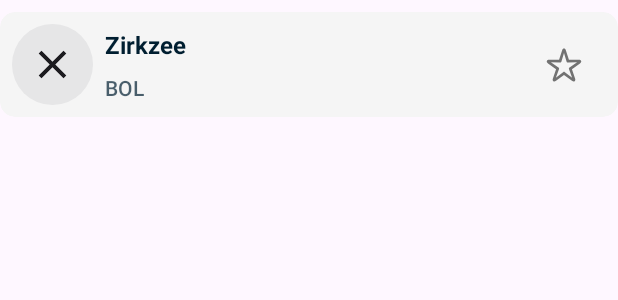
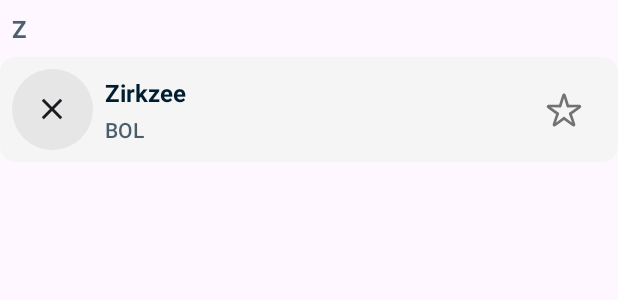
Before and after one commit to GLiccardo/FantacalcioSample, an Android app: the layout item_players_list.xml on its own in the app's theme, with its tools: preview values and no code run, on a phone screen of 412 x 824 dp. Shown: the top 300 px of the screen. Run offline under Robolectric (Android 15) with nearby library versions, the phone set to English and light mode, and no system bars.

Commit message:
[FEAT LIST] Implement ordered list with header

```diff
--- a/app/src/main/java/it/fantacalcio/sample/core/di/AppModule.kt
+++ b/app/src/main/java/it/fantacalcio/sample/core/di/AppModule.kt
@@ -14,7 +14,7 @@ import it.fantacalcio.sample.core.network.retrofit.ApiClient
 import it.fantacalcio.sample.core.network.retrofit.ApiInterface
 import it.fantacalcio.sample.feature_list.data.repository_impl.PlayersRepositoryImpl
 import it.fantacalcio.sample.feature_list.domain.repository.PlayersRepository
-import it.fantacalcio.sample.feature_list.domain.use_case.get_players.GetPlayersUseCase
+import it.fantacalcio.sample.feature_list.domain.use_case.get_players.GetOrderedPlayersUseCase
 import javax.inject.Singleton
 
 @Module
@@ -72,8 +72,8 @@ object AppModule {
 
     @Provides
     @Singleton
-    fun provideGetPlayersUseCase(repository: PlayersRepository): GetPlayersUseCase {
-        return GetPlayersUseCase(repository)
+    fun provideGetPlayersUseCase(repository: PlayersRepository): GetOrderedPlayersUseCase {
+        return GetOrderedPlayersUseCase(repository)
     }
 
 }
--- a/app/src/main/java/it/fantacalcio/sample/feature_list/domain/repository/PlayersRepository.kt
+++ b/app/src/main/java/it/fantacalcio/sample/feature_list/domain/repository/PlayersRepository.kt
@@ -6,6 +6,8 @@ import kotlinx.coroutines.flow.Flow
 
 interface PlayersRepository {
 
-    fun getPlayers(): Flow<ApiResult<List<PlayerModel>>>
+    fun getOrderedPlayers(): Flow<ApiResult<List<PlayerModel>>>
+
+//    fun getSearchedPlayer(playerName: String): Flow<ApiResult<List<PlayerModel>>>
 
 }
--- a/app/src/main/java/it/fantacalcio/sample/feature_list/domain/use_case/get_players/GetPlayersUseCase.kt
+++ b/app/src/main/java/it/fantacalcio/sample/feature_list/domain/use_case/get_players/GetOrderedPlayersUseCase.kt
@@ -6,12 +6,12 @@ import it.fantacalcio.sample.feature_list.domain.repository.PlayersRepository
 import kotlinx.coroutines.flow.Flow
 import javax.inject.Inject
 
-class GetPlayersUseCase @Inject constructor(
+class GetOrderedPlayersUseCase @Inject constructor(
     private val repository: PlayersRepository
 ) {
 
     operator fun invoke(): Flow<ApiResult<List<PlayerModel>>> {
-        return repository.getPlayers()
+        return repository.getOrderedPlayers()
     }
 
 }
--- a/app/src/main/res/layout/item_players_list.xml
+++ b/app/src/main/res/layout/item_players_list.xml
@@ -8,44 +8,71 @@
         android:layout_height="wrap_content"
         android:paddingVertical="8dp">
 
+        <androidx.appcompat.widget.AppCompatTextView
+            android:id="@+id/tv_player_header"
+            android:layout_width="match_parent"
+            android:layout_height="wrap_content"
+            android:layout_marginHorizontal="8dp"
+            android:layout_marginBottom="8dp"
+            android:textAllCaps="true"
+            android:textColor="@color/text_header"
+            android:textSize="@dimen/item_player_name_text_size"
+            android:textStyle="bold"
+            android:visibility="gone"
+            app:layout_constraintBottom_toTopOf="@id/cv_player_container"
+            app:layout_constraintStart_toStartOf="parent"
+            app:layout_constraintTop_toTopOf="parent"
+            tools:text="Z"
+            tools:visibility="visible" />
+
         <androidx.cardview.widget.CardView
+            android:id="@+id/cv_player_container"
             android:layout_width="match_parent"
             android:layout_height="@dimen/item_player_height"
             android:elevation="@dimen/item_player_elevation"
             app:cardBackgroundColor="@color/grey"
             app:cardCornerRadius="@dimen/item_player_corner_radius"
             app:layout_constraintBottom_toBottomOf="parent"
-            app:layout_constraintTop_toTopOf="parent">
+            app:layout_constraintTop_toBottomOf="@id/tv_player_header">
 
             <androidx.constraintlayout.widget.ConstraintLayout
                 android:layout_width="match_parent"
                 android:layout_height="match_parent">
 
-                <androidx.appcompat.widget.AppCompatImageView
-                    android:id="@+id/iv_player_icon"
-                    android:layout_width="wrap_content"
-                    android:layout_height="wrap_content"
+                <FrameLayout
+                    android:id="@+id/fl_player_bg"
+                    android:layout_width="54dp"
+                    android:layout_height="54dp"
                     android:layout_marginStart="8dp"
                     android:background="@drawable/bg_player_list"
                     app:layout_constraintBottom_toBottomOf="parent"
                     app:layout_constraintStart_toStartOf="parent"
-                    app:layout_constraintTop_toTopOf="parent"
-                    tools:srcCompat="@drawable/ic_close" />
+                    app:layout_constraintTop_toTopOf="parent">
+
+                    <androidx.appcompat.widget.AppCompatImageView
+                        android:id="@+id/iv_player_icon"
+                        android:layout_width="40dp"
+                        android:layout_height="40dp"
+                        android:layout_gravity="center"
+                        android:adjustViewBounds="true"
+                        tools:srcCompat="@drawable/ic_close" />
+
+                </FrameLayout>
 
                 <androidx.appcompat.widget.AppCompatTextView
                     android:id="@+id/tv_player_name"
                     android:layout_width="0dp"
                     android:layout_height="wrap_content"
                     android:layout_marginHorizontal="8dp"
-                    android:layout_marginBottom="4dp"
+                    android:layout_marginBottom="2dp"
                     android:ellipsize="end"
-                    android:textStyle="bold"
-                    android:textSize="@dimen/item_player_name_text_size"
                     android:maxLines="1"
                     android:textColor="@color/text_black"
+                    android:textSize="@dimen/item_player_name_text_size"
+                    android:textStyle="bold"
                     app:layout_constraintBottom_toTopOf="@id/tv_player_team"
                     app:layout_constraintEnd_toStartOf="@id/iv_player_preferred"
-                    app:layout_constraintStart_toEndOf="@id/iv_player_icon"
+                    app:layout_constraintStart_toEndOf="@id/fl_player_bg"
                     app:layout_constraintTop_toTopOf="parent"
                     app:layout_constraintVertical_chainStyle="packed"
                     tools:text="Zirkzee" />
@@ -55,17 +82,17 @@
                     android:layout_width="0dp"
                     android:layout_height="wrap_content"
                     android:layout_marginHorizontal="8dp"
-                    android:layout_marginTop="4dp"
+                    android:layout_marginTop="2dp"
+                    android:ellipsize="end"
+                    android:fontFamily="sans-serif-light"
+                    android:maxLines="1"
                     android:textAllCaps="true"
-                    android:fontFamily="sans-serif-light"
+                    android:textColor="@color/text_grey"
+                    android:textSize="@dimen/item_player_team_text_size"
                     android:textStyle="bold"
-                    android:ellipsize="end"
-                    android:textSize="@dimen/item_player_team_text_size"
-                    android:textColor="@color/text_grey"
-                    android:maxLines="1"
                     app:layout_constraintBottom_toBottomOf="parent"
                     app:layout_constraintEnd_toStartOf="@id/iv_player_preferred"
-                    app:layout_constraintStart_toEndOf="@id/iv_player_icon"
+                    app:layout_constraintStart_toEndOf="@id/fl_player_bg"
                     app:layout_constraintTop_toBottomOf="@id/tv_player_name"
                     tools:text="BOL" />
 
@@ -77,7 +104,7 @@
                     app:layout_constraintBottom_toBottomOf="parent"
                     app:layout_constraintEnd_toEndOf="parent"
                     app:layout_constraintTop_toTopOf="parent"
-                    tools:srcCompat="@drawable/ic_star_unselected" />
+                    app:srcCompat="@drawable/ic_star_unselected" />
 
             </androidx.constraintlayout.widget.ConstraintLayout>
 
--- a/app/src/main/res/values/colors.xml
+++ b/app/src/main/res/values/colors.xml
@@ -6,6 +6,7 @@
     <color name="grey">#FFF5F5F5</color>
     <color name="text_black">#FF001E30</color>
     <color name="text_grey">#B3001E30</color>
+    <color name="text_header">#B3001E30</color>
 
     <!-- Bottom bar -->
     <color name="bottom_bar_selected_color">#2E6BE6</color>
--- a/app/src/main/res/values/dimens.xml
+++ b/app/src/main/res/values/dimens.xml
@@ -3,7 +3,6 @@
 
     <!-- Text -->
     <dimen name="search_text_size">22sp</dimen>
-
 
     <!-- Players list -->
     <dimen name="top_bar_height">64dp</dimen>
@@ -16,5 +15,6 @@
     <dimen name="item_player_elevation">6dp</dimen>
     <dimen name="item_player_name_text_size">16sp</dimen>
     <dimen name="item_player_team_text_size">14sp</dimen>
+    <dimen name="item_player_header">14sp</dimen>
 
 </resources>
```
Also changed, not shown: app/src/main/java/it/fantacalcio/sample/feature_list/data/adapter/RVPlayersListAdapter.kt (+26 -5 lines), app/src/main/java/it/fantacalcio/sample/feature_list/data/repository_impl/PlayersRepositoryImpl.kt (+19 -5 lines), app/src/main/java/it/fantacalcio/sample/feature_list/presentation/players_list/PlayersListFragment.kt (+13 -2 lines), app/src/main/java/it/fantacalcio/sample/feature_list/presentation/players_list/PlayersListViewModel.kt (+22 -4 lines).
